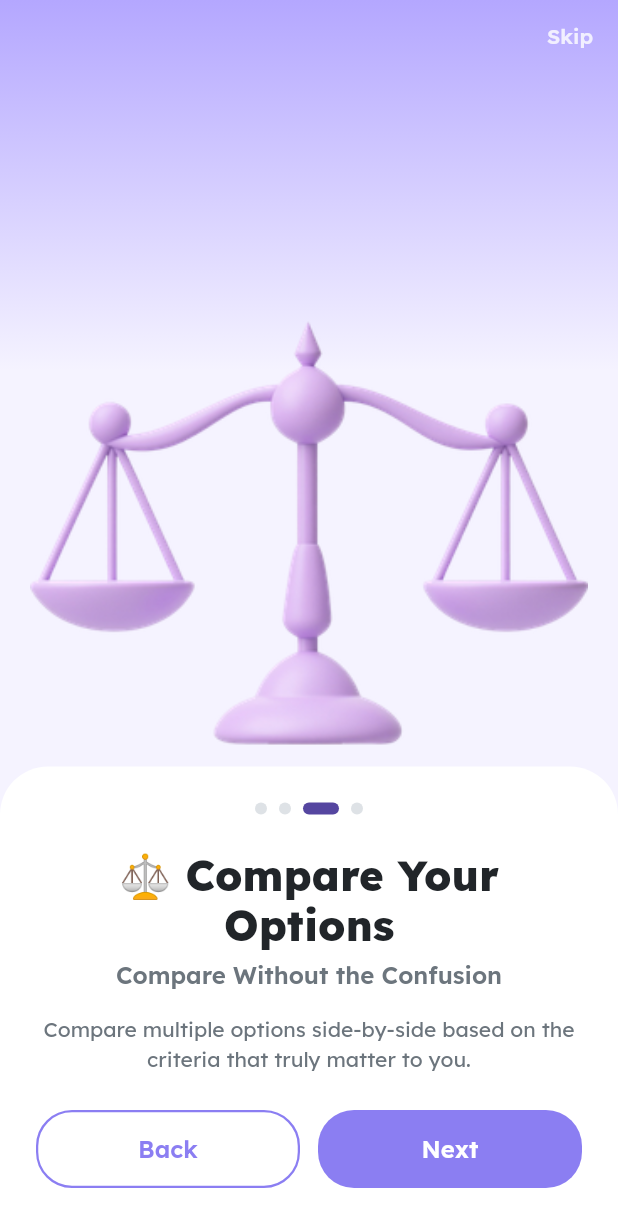
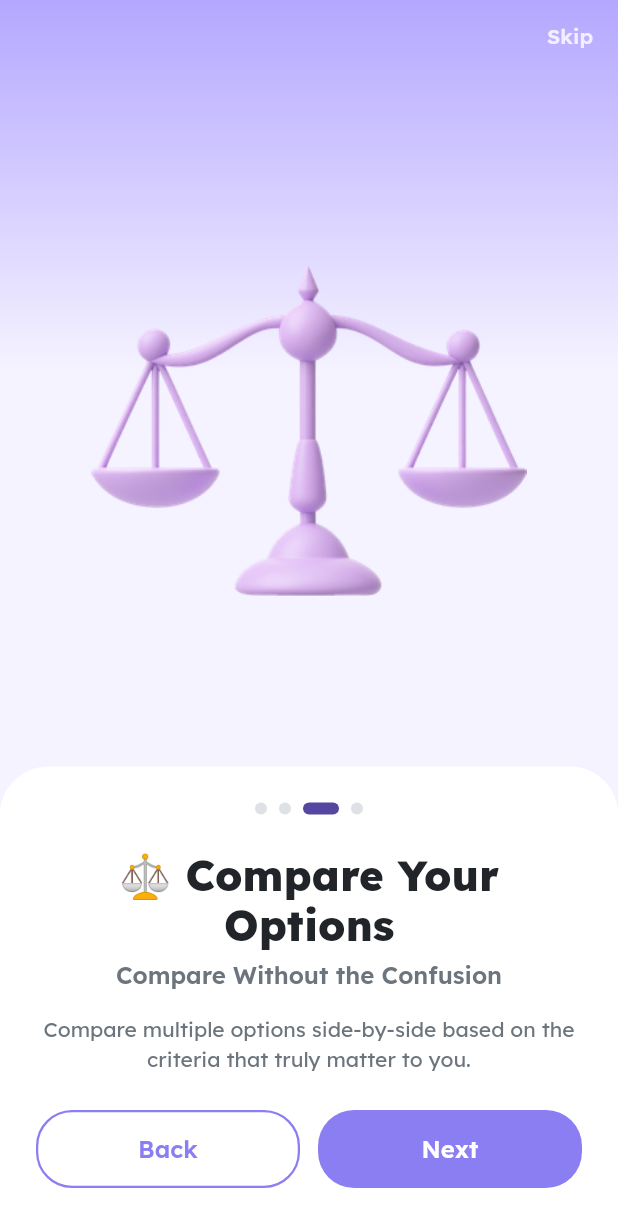
Before and after one commit to zkyy-uta/MyChoice, a Flutter app: the screen it shows after launch, swiped to page 3, on a phone screen of 412 x 824 dp. Shown: the top 1227 px of the screen. Run offline on Flutter 3.47's test engine with Material 3 defaults, Android fonts, the phone set to English and light mode, and no system bars; our stand-ins replace google_fonts, image_picker, shared_preferences, supabase_flutter; accounts and stored records are empty.

Commit message:
update tampilan onborading, update history, tambahkan menampilkan akun user di tampilan dashboard dan management user di tampilan admin

```diff
--- a/mychoice_app/lib/core/routes/app_routes.dart
+++ b/mychoice_app/lib/core/routes/app_routes.dart
@@ -88,7 +88,7 @@ Map<String, WidgetBuilder> buildAppRoutes() {
       (context) => const ContinueDecisionScreen(),
     ),
     '/history': userRoute((context) => const HistoryScreen()),
-    '/insight': premiumRoute((context) => const InsightScreen()),
+    '/insight': userRoute((context) => const InsightScreen()),
     '/profile': userRoute((context) => const ProfileScreen()),
     '/profile/personal-information': userRoute(
       (context) => const PersonalInformationScreen(),
--- a/mychoice_app/lib/screens/admin/users/user_management_screen.dart
+++ b/mychoice_app/lib/screens/admin/users/user_management_screen.dart
@@ -577,7 +577,7 @@ class _UserDetailsDialogState extends State<_UserDetailsDialog> {
                     borderRadius: BorderRadius.circular(10),
                   ),
                   child: Text(
-                    user.role == 'admin' ? 'Admin' : user.plan.toUpperCase(),
+                    user.plan.toUpperCase(),
                     style: AppTypography.extraSmallSemibold.copyWith(
                       color: AppColors.primaryDark,
                     ),
--- a/mychoice_app/lib/screens/onboarding/onboarding_screen.dart
+++ b/mychoice_app/lib/screens/onboarding/onboarding_screen.dart
@@ -25,31 +25,35 @@ class _OnboardingScreenState extends State<OnboardingScreen> {
       subtitle: 'Clarity Before You Decide.',
       description:
           'MyChoice helps you compare various choices based on your unique needs, priorities, and conditions.',
-      illustration:
-          'assets/illustrations/onboarding_welcome.png', // Placeholder - Replace with actual illustration
+      illustration: 'assets/illustrations/onboarding_welcome.png',
+      // Anjing disambung ke bawah → bottomCenter agar kaki ketemu white card
+      imageScale: 1.2,
+      imageAlignment: Alignment.bottomCenter,
     ),
     OnboardingData(
       title: '🔍 Understand Your Needs',
       subtitle: 'Know What Matters Most',
       description:
           'Not sure what matters most? MyChoice helps you understand your needs and suggests relevant criteria.',
-      illustration:
-          'assets/illustrations/onboarding_understand.png', // Placeholder
+      illustration: 'assets/illustrations/onboarding_understand.png',
+      // Icon terlalu besar → dikecilkan
+      imageScale: 0.72,
     ),
     OnboardingData(
       title: '⚖️ Compare Your Options',
       subtitle: 'Compare Without the Confusion',
       description:
           'Compare multiple options side-by-side based on the criteria that truly matter to you.',
-      illustration:
-          'assets/illustrations/onboarding_compare.png', // Placeholder
+      illustration: 'assets/illustrations/onboarding_compare.png',
     ),
     OnboardingData(
       title: '✨ Understand the Result',
       subtitle: 'You Decide. MyChoice Helps.',
       description:
           'MyChoice delivers data-driven results tailored to your priorities, explains the reasoning, and shows how outcomes shift if your priorities change.',
-      illustration: 'assets/illustrations/onboarding_result.png', // Placeholder
+      illustration: 'assets/illustrations/onboarding_result.png',
+      // Icon terlalu besar → dikecilkan
+      imageScale: 0.72,
     ),
   ];
 
@@ -222,9 +226,13 @@ class _OnboardingScreenState extends State<OnboardingScreen> {
                           flex: _currentPage == 0 ? 1 : 1,
                           child: ElevatedButton(
                             onPressed: _nextPage,
-                            child: Text(
-                              isLastPage ? "Let's Get Started" : 'Next',
-                              style: AppTypography.buttonLarge,
+                            child: FittedBox(
+                              fit: BoxFit.scaleDown,
+                              child: Text(
+                                isLastPage ? "Let's Get Started" : 'Next',
+                                style: AppTypography.buttonLarge,
+                                maxLines: 1,
+                              ),
                             ),
                           ),
                         ),
@@ -248,11 +256,17 @@ class OnboardingData {
   final String subtitle;
   final String description;
   final String illustration;
+  /// Scale multiplier applied to the base imageSize (default 1.0)
+  final double imageScale;
+  /// Alignment of the image within its container (default center)
+  final Alignment imageAlignment;
 
   const OnboardingData({
     required this.title,
     required this.subtitle,
     required this.description,
     required this.illustration,
+    this.imageScale = 1.0,
+    this.imageAlignment = Alignment.center,
   });
 }
--- a/mychoice_app/lib/screens/onboarding/widgets/onboarding_page.dart
+++ b/mychoice_app/lib/screens/onboarding/widgets/onboarding_page.dart
@@ -1,12 +1,11 @@
-import 'dart:math' as math;
-
 import 'package:flutter/material.dart';
+import '../../../core/theme/app_colors.dart';
 import '../../../core/theme/app_spacing.dart';
 import '../onboarding_screen.dart';
 
 /// Onboarding Page Widget
 /// Individual page in the onboarding carousel
-/// Features: Full-size illustration that doesn't crop
+/// Features: Responsive, consistently-sized illustration across all pages
 class OnboardingPage extends StatelessWidget {
   final OnboardingData data;
 
@@ -19,39 +18,49 @@ class OnboardingPage extends StatelessWidget {
         left: AppSpacing.screenHorizontal,
         right: AppSpacing.screenHorizontal,
         top: AppSpacing.lg,
-        bottom: 0, // No bottom padding - let image extend to bottom card
+        bottom: 0,
       ),
       child: Column(
         children: [
           Expanded(
             child: LayoutBuilder(
               builder: (context, constraints) {
-                final imageWidth = math
-                    .min(constraints.maxWidth, 480.0)
-                    .toDouble();
-                final imageHeight = math
-                    .min(constraints.maxHeight, 420.0)
-                    .toDouble();
-                return Center(
+                final size = constraints.biggest;
+                final baseSize = size.shortestSide * 0.78;
+                final imageSize = baseSize * data.imageScale;
+
+                // Untuk halaman yang imageAlignment-nya bottomCenter,
+                // gambar di-Align ke bawah agar "menempel" ke white card
+                final isBottomAligned =
+                    data.imageAlignment == Alignment.bottomCenter;
+
+                return Align(
+                  alignment: isBottomAligned
+                      ? Alignment.bottomCenter
+                      : Alignment.center,
+                  child: SizedBox(
+                    width: imageSize,
+                    height: imageSize,
                     child: Image.asset(
                       data.illustration,
-                    width: imageWidth,
-                    height: imageHeight,
                       fit: BoxFit.contain,
-                    alignment: Alignment.bottomCenter,
+                      alignment: data.imageAlignment,
                       errorBuilder: (context, error, stackTrace) {
                         return Container(
-                        width: imageWidth,
-                        height: imageHeight,
                           decoration: BoxDecoration(
                             color: Colors.white.withValues(alpha: 0.2),
                             borderRadius: BorderRadius.circular(24),
                           ),
-                        child: const Center(
-                          child: Text('🖼️', style: TextStyle(fontSize: 120)),
+                          child: Center(
+                            child: Icon(
+                              Icons.image_outlined,
+                              size: imageSize * 0.4,
+                              color: AppColors.primary88.withValues(alpha: 0.5),
+                            ),
                           ),
                         );
                       },
+                    ),
                   ),
                 );
               },
--- a/mychoice_app/lib/screens/user/decision/create_decision_screen.dart
+++ b/mychoice_app/lib/screens/user/decision/create_decision_screen.dart
@@ -676,7 +676,6 @@ class _CreateDecisionScreenState extends State<CreateDecisionScreen> {
           );
           if (!exists) {
             _selectedCriteria[criterion] = false;
-            _priorities[criterion] = 0;
           }
         }
         _isLoadingPersonalCriteria = false;
```
Also changed, not shown: mychoice_app/lib/features/admin_user_management/data/repositories/supabase_admin_user_repository.dart (+11 -5 lines), mychoice_app/lib/features/admin_user_management/presentation/providers/admin_user_provider.dart (+7 -1 lines), mychoice_app/lib/screens/user/history/history_screen.dart (+13 -10 lines), 2 other files. Lines whose indentation alone changed are shown as unchanged.
